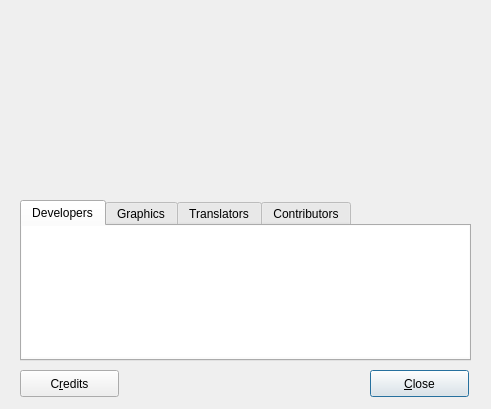
PhotoFlare/photoflare, file src/dialogs/aboutdialog.ui: the form before one commit.
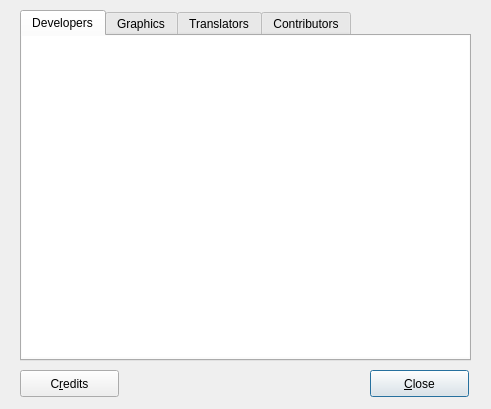
The form after the commit. Icons and pictures are not drawn.

Commit message: Fixes #334 credits display should not overlap

What changed in the file:
```diff
--- a/src/dialogs/aboutdialog.ui
+++ b/src/dialogs/aboutdialog.ui
@@ -167,9 +167,9 @@
    <property name="geometry">
     <rect>
      <x>20</x>
-     <y>200</y>
+     <y>10</y>
      <width>451</width>
-     <height>161</height>
+     <height>351</height>
     </rect>
    </property>
    <property name="currentIndex">
@@ -188,7 +188,7 @@
        <x>0</x>
        <y>0</y>
        <width>451</width>
-       <height>131</height>
+       <height>321</height>
       </rect>
      </property>
      <property name="sizePolicy">
```
Left out of the diff: 30 changed lines with no effect on the pictures.
